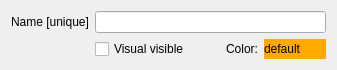
Old version of the form guis/widget_name.ui in the repository RubendeBruin/DAVE.
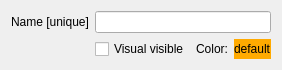
New version of the form.

```diff
--- a/guis/widget_name.ui
+++ b/guis/widget_name.ui
@@ -6,10 +6,16 @@
    <rect>
     <x>0</x>
     <y>0</y>
-    <width>337</width>
-    <height>49</height>
+    <width>254</width>
+    <height>61</height>
    </rect>
   </property>
+  <property name="minimumSize">
+   <size>
+    <width>0</width>
+    <height>0</height>
+   </size>
+  </property>
   <property name="windowTitle">
    <string>Form</string>
   </property>
```
